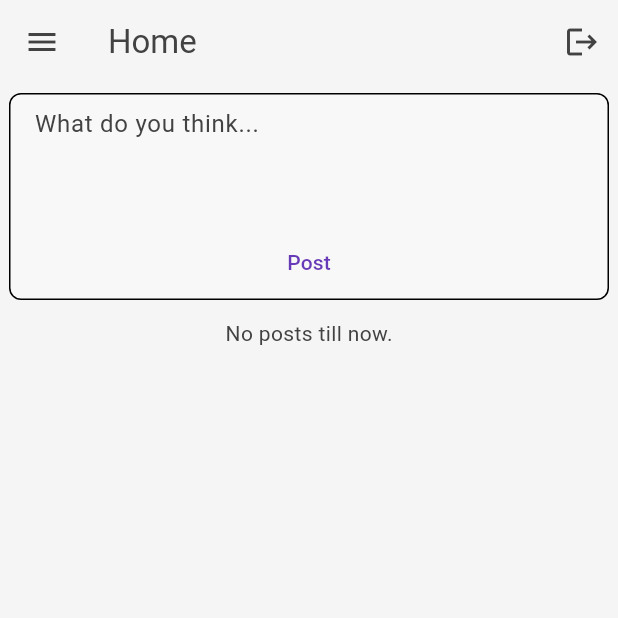
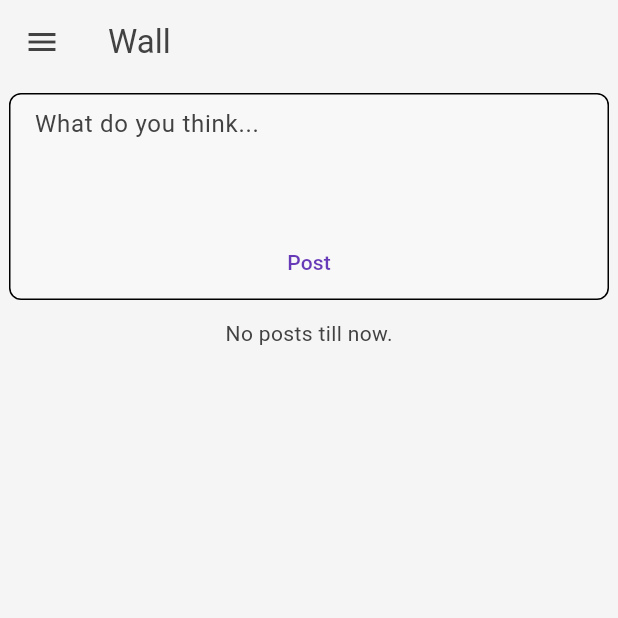
Before and after one commit to elnaddar/firebase_auth_crud_social_media_app, a Flutter app: the screen it shows once a user with an empty profile is signed in, on a phone screen of 412 x 824 dp, the top half of it. Run offline on Flutter 3.47's test engine with Material 3 defaults, Android fonts, the phone set to English and light mode, and no system bars; our stand-ins replace cached_network_image, cloud_firestore, firebase_auth, firebase_core, firebase_storage, flutter_bloc and 4 more; missing offline and left inert: form_map, universal_html; accounts and stored records are empty.

Commit message:
removed signout action from home page and kept it in drawer.

```diff
--- a/lib/views/home/home_page.dart
+++ b/lib/views/home/home_page.dart
@@ -5,7 +5,6 @@ import 'package:firebase_auth_crud_social_media_app/views/home/posts/posts_build
 import 'package:firebase_auth_crud_social_media_app/views/home/posts/write_post_widget.dart';
 import 'package:flutter/material.dart';
 import 'package:flutter_bloc/flutter_bloc.dart';
-import 'package:go_router/go_router.dart';
 
 class HomePage extends StatelessWidget {
   const HomePage({super.key});
@@ -20,13 +19,7 @@ class HomePage extends StatelessWidget {
       child: Scaffold(
         drawer: const AppDrawer(),
         appBar: AppBar(
-          title: const Text("Home"),
-          actions: [
-            IconButton(
-                tooltip: "Logout",
-                onPressed: () => context.go("/logout"),
-                icon: const Icon(Icons.logout))
-          ],
+          title: const Text("Wall"),
         ),
         body: const CustomScrollView(slivers: [
           SliverToBoxAdapter(child: WritePostWidget()),
```
